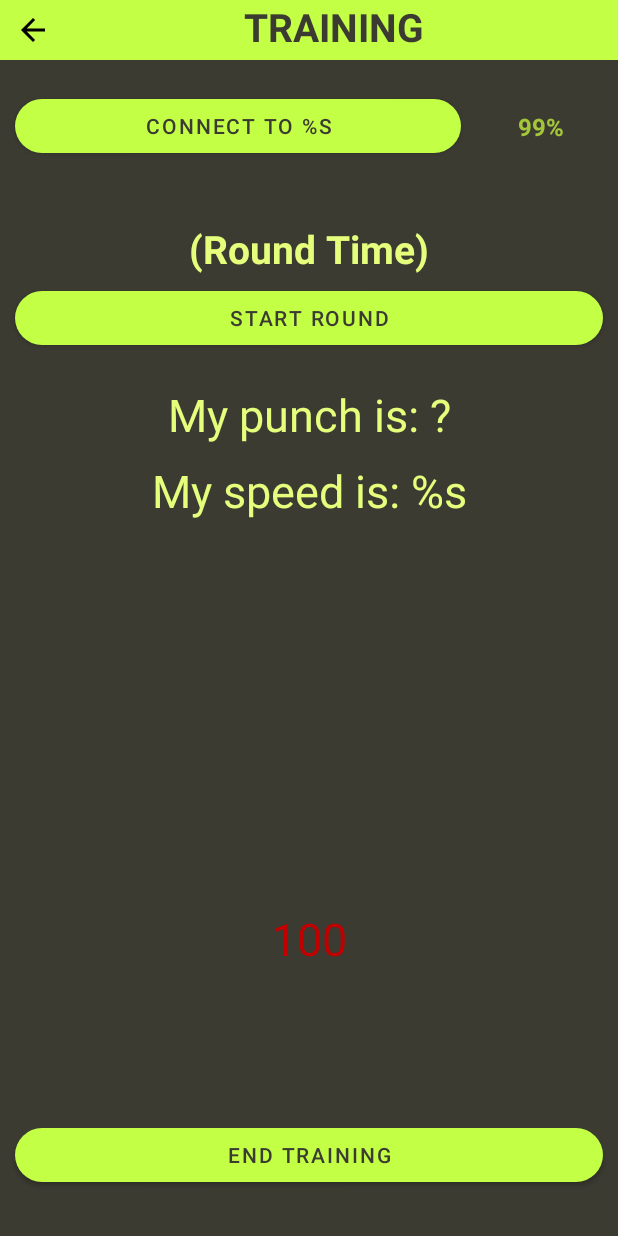
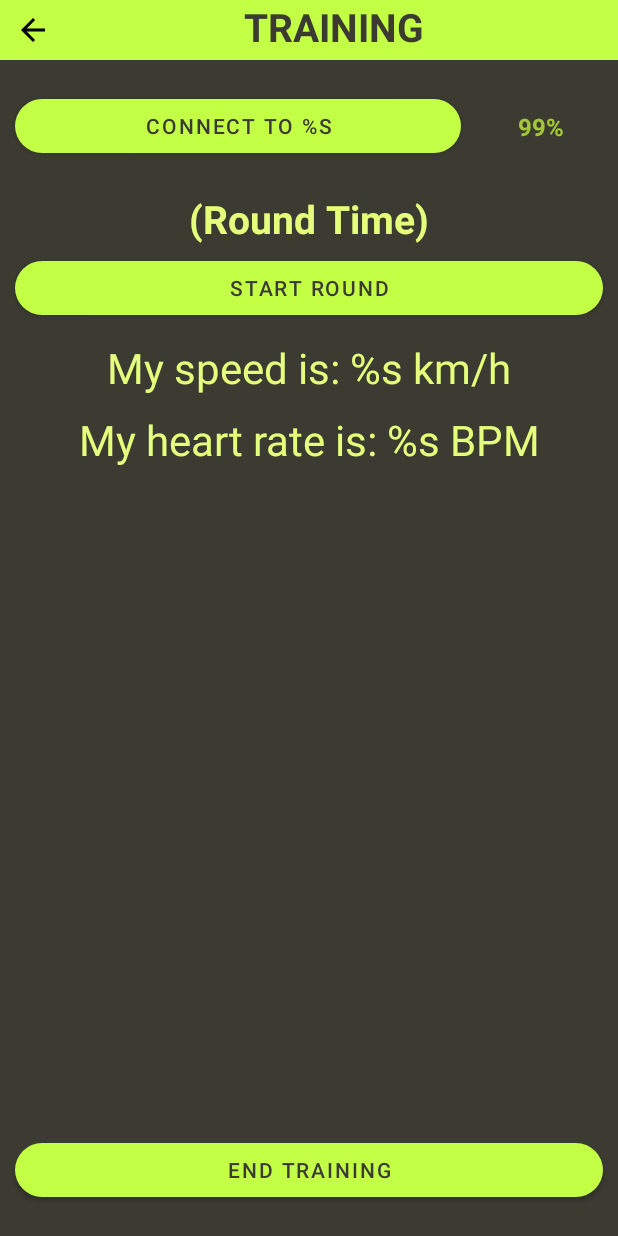
Before and after one commit to usb8/punch-check-mobile-app, an Android app: the layout activity_training.xml on its own in the app's theme, with its tools: preview values and no code run, on a phone screen of 412 x 824 dp. Run offline under Robolectric (Android 15) with nearby library versions, the phone set to English and light mode, and no system bars; Roboto replaces fonts that are not available here.

Commit message:
UI: heart rate textview

```diff
--- a/Mobile/app/src/main/java/com/example/mobile/TrainingActivity.kt
+++ b/Mobile/app/src/main/java/com/example/mobile/TrainingActivity.kt
@@ -23,6 +23,7 @@ import com.polar.sdk.api.PolarBleApiDefaultImpl
 import com.polar.sdk.api.errors.PolarInvalidArgument
 import com.polar.sdk.api.model.PolarAccelerometerData
 import com.polar.sdk.api.model.PolarDeviceInfo
+import com.polar.sdk.api.model.PolarHrData
 import com.polar.sdk.api.model.PolarSensorSetting
 import io.reactivex.rxjava3.android.schedulers.AndroidSchedulers
 import io.reactivex.rxjava3.core.Flowable
@@ -30,6 +31,7 @@ import io.reactivex.rxjava3.core.Single
 import io.reactivex.rxjava3.disposables.Disposable
 import io.reactivex.rxjava3.functions.Function
 import java.io.*
+import java.text.DecimalFormat
 import java.time.LocalDateTime
 import java.time.format.DateTimeFormatter
 import java.util.*
@@ -61,13 +63,13 @@ class TrainingActivity : AppCompatActivity() {
     private lateinit var connectButton: Button
     private lateinit var movementButton: Button
     private lateinit var endTrainingButton: Button
-    private lateinit var textViewAccX: TextView
+    //private lateinit var textViewAccX: TextView
     private lateinit var textViewBattery: TextView
     private lateinit var imageViewBatteryLevel: ImageView
-    private lateinit var textViewPunchResult: TextView
+    //private lateinit var textViewPunchResult: TextView
     private lateinit var textViewSpeed: TextView
     private lateinit var backNavigation: TextView
-
+    private lateinit var textViewHr: TextView
 
     private var sessionsInfoFileName: String = "session_count.txt"
     //private var sessionCountFile: File? = null
@@ -88,6 +90,8 @@ class TrainingActivity : AppCompatActivity() {
     private lateinit var textViewCountdown1: TextView
     private lateinit var textViewCountdown2: TextView
 
+    private var heartRate: Int = 0
+
     override fun onCreate(savedInstanceState: Bundle?) {
         super.onCreate(savedInstanceState)
         setContentView(R.layout.activity_training)
@@ -96,11 +100,12 @@ class TrainingActivity : AppCompatActivity() {
         connectButton = findViewById(R.id.connect_button)
         movementButton = findViewById(R.id.movement_button)
         endTrainingButton = findViewById(R.id.end_training_button)
-        textViewAccX = findViewById(R.id.view_acc_X)
+        //textViewAccX = findViewById(R.id.view_acc_X)
         textViewBattery = findViewById(R.id.view_battery)
         imageViewBatteryLevel = findViewById(R.id.ic_battery_level)
-        textViewPunchResult = findViewById(R.id.view_punch_result)
+        //textViewPunchResult = findViewById(R.id.view_punch_result)
         textViewSpeed = findViewById(R.id.view_speed)
+        textViewHr = findViewById(R.id.view_hr)
         backNavigation = findViewById(R.id.training_nav_bar)
         textViewCountdown1 = findViewById(R.id.view_countdown_1)
         textViewCountdown2 = findViewById(R.id.view_countdown_2)
@@ -245,6 +250,12 @@ class TrainingActivity : AppCompatActivity() {
                 }
             }
 
+            // update hr data
+            override fun hrNotificationReceived(identifier: String, data: PolarHrData) {
+                //Log.d(TAG, "HR -----------------------" + data.hr)
+                heartRate = data.hr
+            }
+
             // works only with oh10 anyways
             override fun polarFtpFeatureReady(s: String) {
                 Log.d(TAG, "FTP ready")
@@ -287,7 +298,7 @@ class TrainingActivity : AppCompatActivity() {
             var punches : ArrayList<Pair<Double,Boolean>> = ArrayList()
             val isDisposed = movementDisposable?.isDisposed ?: true
             if (isDisposed) {
-                textViewPunchResult.visibility = TextView.INVISIBLE
+                //textViewPunchResult.visibility = TextView.INVISIBLE
                 textViewSpeed.visibility = TextView.INVISIBLE
 
                 //sessionFile = File(filesDir.absolutePath, sessionFileName)
@@ -312,9 +323,13 @@ class TrainingActivity : AppCompatActivity() {
                                         var result: Pair<Double, Boolean> = punchAnalyzer.nextFrame(data.y, data.x, data.z)
                                         if(result.first > MINIMUM_SPEED) {
                                             Log.d(TAG,"Calculated punch velocity: " + result.first + "km/h")
+                                            textViewHr.text = getString(R.string.hr, heartRate.toString())
                                             player.start()
+
                                             textViewSpeed.visibility = TextView.VISIBLE
-                                            textViewSpeed.text = getString(R.string.speed, result.first.toString())
+
+                                            val df = DecimalFormat("#.#")
+                                            textViewSpeed.text = getString(R.string.speed, df.format(result.first).toString())
                                             var punchString = "punch," + result.first.toString() + "," + result.second.toString() +"\n"
                                             sessionOut!!.write(punchString.toByteArray())
                                             dataReceived = true
--- a/Mobile/app/src/main/res/layout/activity_training.xml
+++ b/Mobile/app/src/main/res/layout/activity_training.xml
@@ -66,14 +66,14 @@
         android:id="@+id/view_round"
         android:layout_width="wrap_content"
         android:layout_height="wrap_content"
+        android:layout_marginTop="20dp"
         android:textAlignment="center"
         android:textColor="@color/green_font"
         android:textSize="26dp"
         android:textStyle="bold"
-        android:layout_marginTop="40dp"
+        app:layout_constraintEnd_toEndOf="parent"
+        app:layout_constraintStart_toStartOf="parent"
         app:layout_constraintTop_toBottomOf="@id/connect_button"
-        app:layout_constraintStart_toStartOf="parent"
-        app:layout_constraintEnd_toEndOf="parent"
         tools:text="(Round Time)" />
 
     <Button
@@ -81,38 +81,38 @@
         android:layout_width="match_parent"
         android:layout_height="48dp"
         android:layout_marginHorizontal="10dp"
-        android:layout_marginTop="80dp"
+        android:layout_marginTop="60dp"
         android:text="@string/start_movement_stream"
         app:cornerRadius="20dp"
         app:layout_constraintEnd_toEndOf="parent"
         app:layout_constraintStart_toStartOf="parent"
         app:layout_constraintTop_toBottomOf="@id/connect_button" />
 
-    <TextView
-        android:id="@+id/view_acc_X"
-        android:layout_width="wrap_content"
-        android:layout_height="wrap_content"
-        android:textAlignment="center"
-        android:textColor="#C00000"
-        android:textSize="30sp"
-        android:layout_marginBottom="100dp"
-        app:layout_constraintBottom_toTopOf="@id/end_training_button"
-        app:layout_constraintStart_toStartOf="parent"
-        app:layout_constraintEnd_toEndOf="parent"
-        tools:text="100" />
+<!--    <TextView-->
+<!--        android:id="@+id/view_acc_X"-->
+<!--        android:layout_width="wrap_content"-->
+<!--        android:layout_height="wrap_content"-->
+<!--        android:textAlignment="center"-->
+<!--        android:textColor="#C00000"-->
+<!--        android:textSize="30sp"-->
+<!--        android:layout_marginBottom="100dp"-->
+<!--        app:layout_constraintBottom_toTopOf="@id/end_training_button"-->
+<!--        app:layout_constraintStart_toStartOf="parent"-->
+<!--        app:layout_constraintEnd_toEndOf="parent"-->
+<!--        tools:text="100" />-->
 
-    <TextView
-        android:id="@+id/view_punch_result"
-        android:layout_width="wrap_content"
-        android:layout_height="wrap_content"
-        android:textAlignment="center"
-        android:textColor="@color/green_font"
-        android:textSize="30sp"
-        android:layout_marginTop="20dp"
-        app:layout_constraintTop_toBottomOf="@id/movement_button"
-        app:layout_constraintStart_toStartOf="parent"
-        app:layout_constraintEnd_toEndOf="parent"
-        tools:text="@string/punch_result" />
+<!--    <TextView-->
+<!--        android:id="@+id/view_punch_result"-->
+<!--        android:layout_width="wrap_content"-->
+<!--        android:layout_height="wrap_content"-->
+<!--        android:textAlignment="center"-->
+<!--        android:textColor="@color/green_font"-->
+<!--        android:textSize="30sp"-->
+<!--        android:layout_marginTop="20dp"-->
+<!--        app:layout_constraintTop_toBottomOf="@id/movement_button"-->
+<!--        app:layout_constraintStart_toStartOf="parent"-->
+<!--        app:layout_constraintEnd_toEndOf="parent"-->
+<!--        tools:text="@string/punch_result" />-->
 
     <TextView
         android:id="@+id/view_speed"
@@ -120,12 +120,25 @@
         android:layout_height="wrap_content"
         android:textAlignment="center"
         android:textColor="@color/green_font"
-        android:textSize="30sp"
+        android:textSize="28dp"
         android:layout_marginTop="10dp"
-        app:layout_constraintTop_toBottomOf="@id/view_punch_result"
+        app:layout_constraintTop_toBottomOf="@id/movement_button"
         app:layout_constraintStart_toStartOf="parent"
         app:layout_constraintEnd_toEndOf="parent"
         tools:text="@string/speed" />
+
+    <TextView
+        android:id="@+id/view_hr"
+        android:layout_width="wrap_content"
+        android:layout_height="wrap_content"
+        android:textAlignment="center"
+        android:textColor="@color/green_font"
+        android:textSize="28sp"
+        android:layout_marginTop="10dp"
+        app:layout_constraintTop_toBottomOf="@id/view_speed"
+        app:layout_constraintStart_toStartOf="parent"
+        app:layout_constraintEnd_toEndOf="parent"
+        tools:text="@string/hr" />
 
     <TextView
         android:id="@+id/view_countdown_1"
@@ -144,16 +157,17 @@
 
     <TextView
         android:id="@+id/view_countdown_2"
-        android:visibility="invisible"
         android:layout_width="280dp"
         android:layout_height="wrap_content"
+        android:background="#cacacf"
         android:textAlignment="center"
         android:textColor="@color/black_font"
-        android:background="#cacacf"
         android:textSize="60sp"
-        app:layout_constraintTop_toBottomOf="@id/view_countdown_1"
+        android:visibility="invisible"
+        app:layout_constraintEnd_toEndOf="parent"
+        app:layout_constraintHorizontal_bias="0.503"
         app:layout_constraintStart_toStartOf="parent"
-        app:layout_constraintEnd_toEndOf="parent"
+        app:layout_constraintTop_toBottomOf="@id/movement_button"
         tools:text="9" />
 
     <Button
@@ -161,7 +175,7 @@
         android:layout_width="match_parent"
         android:layout_height="48dp"
         android:layout_marginHorizontal="10dp"
-        android:layout_marginBottom="30dp"
+        android:layout_marginBottom="20dp"
         android:text="@string/end_training"
         app:cornerRadius="20dp"
         app:layout_constraintBottom_toBottomOf="parent"
--- a/Mobile/app/src/main/res/values/strings.xml
+++ b/Mobile/app/src/main/res/values/strings.xml
@@ -14,7 +14,8 @@
     <string name="scanning_devices">stop device scan</string>
     <string name="end_training">end training</string>
     <string name="punch_result">My punch is: ?</string>
-    <string name="speed">My speed is: %s</string>
+    <string name="speed">My speed is: %s km/h</string>
+    <string name="hr">My heart rate is: %s BPM</string>
     <string name="show_the_number_of_sensor">Found %s sensors</string>
 
     <string-array name="device_id_array">
```
